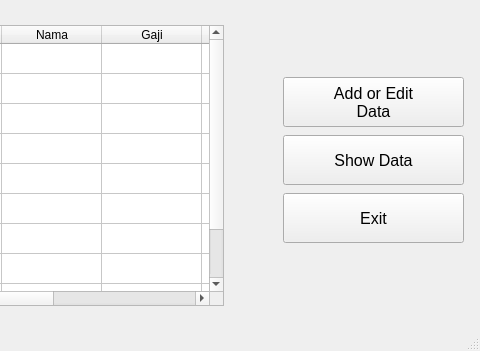
Above: sis-karyawan/data_karyawan.ui from AthreeS002/Sistem-Karyawan before the change; both pictures show x 347 to 827 and y 94 to 445 of the 827 by 445 pixel window. Below: the same form after it.
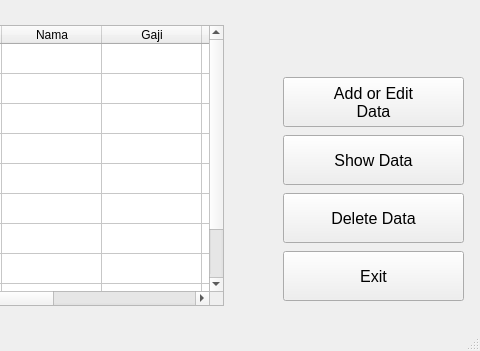
That is the form after the change.

Diff of the .ui file:
```diff
--- a/sis-karyawan/data_karyawan.ui
+++ b/sis-karyawan/data_karyawan.ui
@@ -26,7 +26,7 @@
       <x>630</x>
       <y>150</y>
       <width>181</width>
-      <height>171</height>
+      <height>231</height>
      </rect>
     </property>
     <layout class="QVBoxLayout" name="verticalLayout_2">
@@ -67,6 +67,24 @@
        </property>
       </widget>
      </item>
+     <item>
+      <widget class="QPushButton" name="btn_delete">
+       <property name="maximumSize">
+        <size>
+         <width>16777215</width>
+         <height>50</height>
+        </size>
+       </property>
+       <property name="font">
+        <font>
+         <pointsize>12</pointsize>
+        </font>
+       </property>
+       <property name="text">
+        <string>Delete Data</string>
+       </property>
+      </widget>
+     </item>
      <item>
       <widget class="QPushButton" name="btn_exit">
        <property name="maximumSize">
```
Left out of the diff: 6 changed lines with no effect on the pictures.
